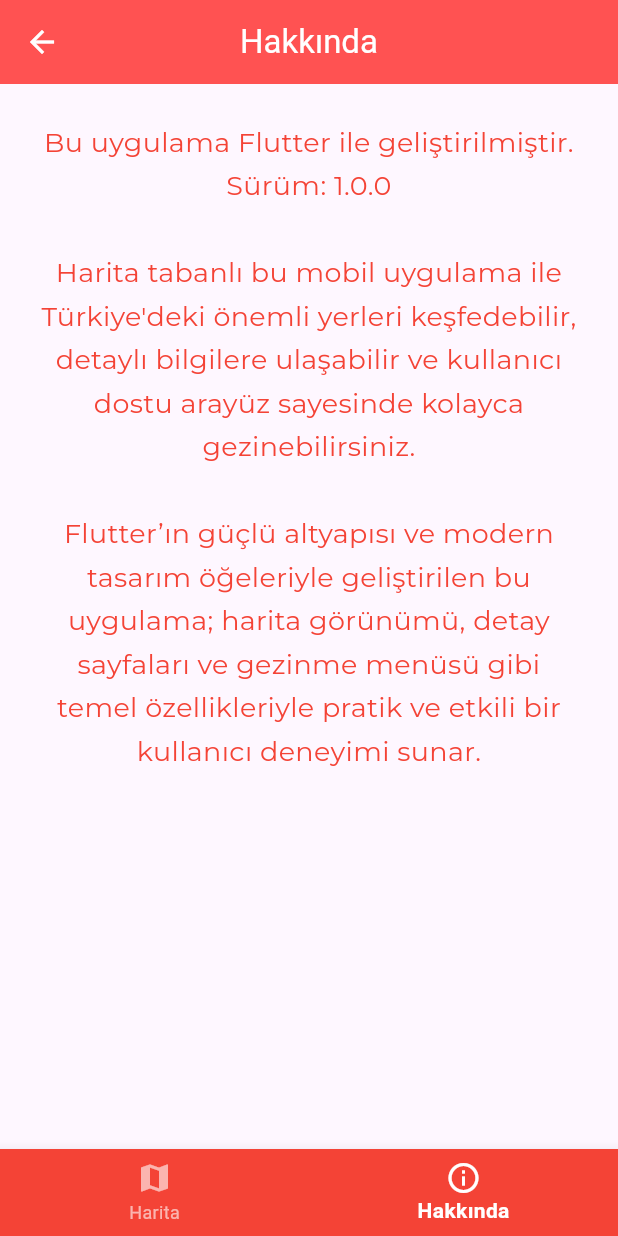
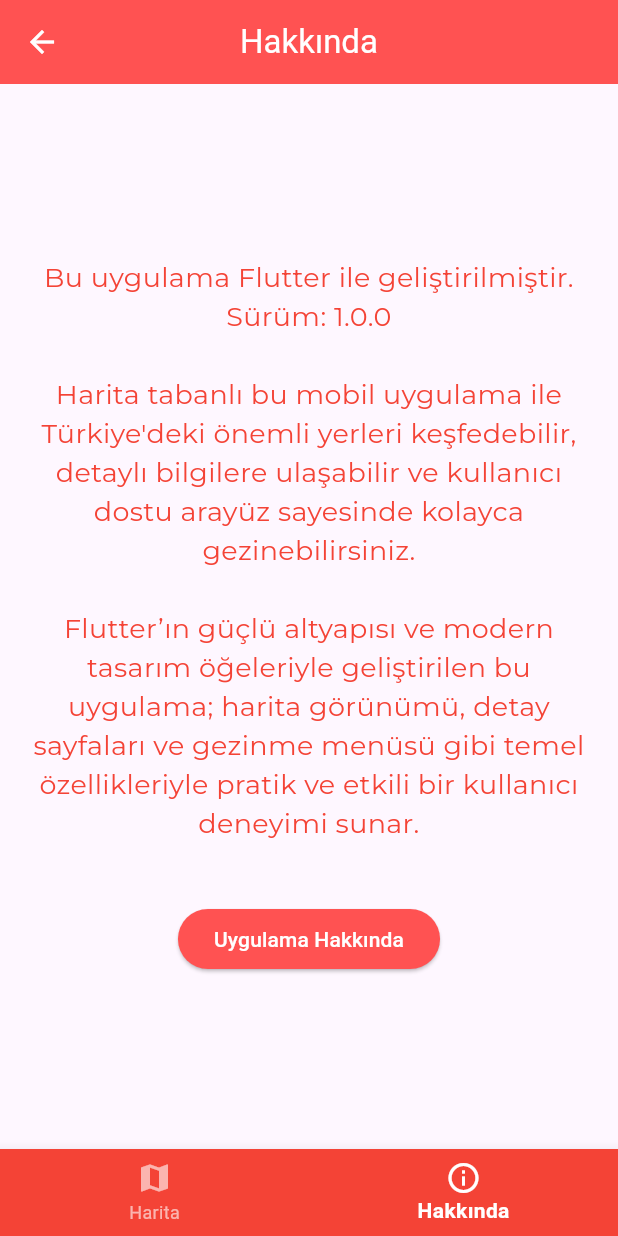
Before and after one commit to silayeler/flutter_onboarding_map, a Flutter app: the AboutScreen screen opened by its route, on a phone screen of 412 x 824 dp. Run offline on Flutter 3.47's test engine with Material 3 defaults, Android fonts, the light colour scheme and no system bars; our stand-ins replace auto_route, flutter_map, google_fonts, latlong2, lottie, shared_preferences; accounts and stored records are empty.

Commit message:
showalertdialog eklendi

```diff
--- a/lib/view/about_screen.dart
+++ b/lib/view/about_screen.dart
@@ -5,6 +5,24 @@ import 'package:google_fonts/google_fonts.dart';
 @RoutePage()
 class AboutScreen extends StatelessWidget {
   const AboutScreen({super.key});
+
+  void _showDialog(BuildContext context) {
+    showDialog(
+      context: context,
+      builder: (context) => AlertDialog(
+        title: const Text('Bilgi'),
+        content: const Text(
+          'Bu uygulama Flutter ile geliştirilmiş olup Türkiye\'deki önemli yerleri keşfetmenizi sağlar.',
+        ),
+        actions: [
+          TextButton(
+            onPressed: () => Navigator.of(context).pop(),
+            child: const Text('Kapat',style: TextStyle(color:Colors.red),),
+          ),
+        ],
+      ),
+    );
+  }
 
   @override
   Widget build(BuildContext context) {
@@ -15,23 +33,28 @@ class AboutScreen extends StatelessWidget {
         backgroundColor: Colors.redAccent,
         foregroundColor: Colors.white,
       ),
-      body: SingleChildScrollView(
-        padding: const EdgeInsets.all(24),
-        child: Center(
-          child: Text(
-            '''Bu uygulama Flutter ile geliştirilmiştir.
-Sürüm: 1.0.0
-
-Harita tabanlı bu mobil uygulama ile Türkiye'deki önemli yerleri keşfedebilir, detaylı bilgilere ulaşabilir ve kullanıcı dostu arayüz sayesinde kolayca gezinebilirsiniz.
-
-Flutter’ın güçlü altyapısı ve modern tasarım öğeleriyle geliştirilen bu uygulama; harita görünümü, detay sayfaları ve gezinme menüsü gibi temel özellikleriyle pratik ve etkili bir kullanıcı deneyimi sunar.''',
-            style: GoogleFonts.montserrat(
-              fontSize: 18,
-              color: Colors.red,
-              height: 1.6,
+      body: Padding(
+        padding: const EdgeInsets.all(20),
+        child: Column(
+          mainAxisAlignment: MainAxisAlignment.center,
+          children: [
+            Text(
+              '''Bu uygulama Flutter ile geliştirilmiştir.\nSürüm: 1.0.0\n\nHarita tabanlı bu mobil uygulama ile Türkiye'deki önemli yerleri keşfedebilir, detaylı bilgilere ulaşabilir ve kullanıcı dostu arayüz sayesinde kolayca gezinebilirsiniz.\n\nFlutter’ın güçlü altyapısı ve modern tasarım öğeleriyle geliştirilen bu uygulama; harita görünümü, detay sayfaları ve gezinme menüsü gibi temel özellikleriyle pratik ve etkili bir kullanıcı deneyimi sunar.''',
+              style: GoogleFonts.montserrat(
+                fontSize: 18,
+                color: Colors.red,
+              ),
+              textAlign: TextAlign.center,
             ),
-            textAlign: TextAlign.center,
-          ),
+            const SizedBox(height: 40),
+            ElevatedButton(
+              onPressed: () => _showDialog(context),
+              style: ElevatedButton.styleFrom(
+                backgroundColor: Colors.redAccent,
+              ),
+              child: const Text('Uygulama Hakkında',style: TextStyle(color: Colors.white),),
+            ),
+          ],
         ),
       ),
     );
```
